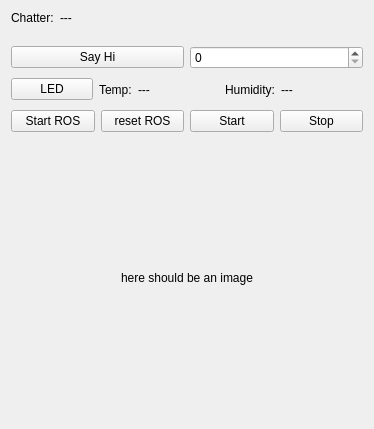
Before: the Qt Designer form include/bfmc_dashboard/dashboard_gui.ui in euhenn/bfmc_dashboard, drawn with Qt 5.
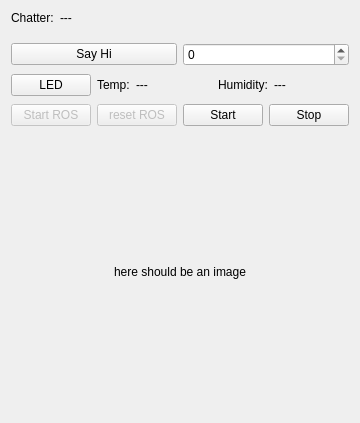
After: the same form once the commit is applied.

Commit message: Buttons sequence fixed

Patch:
```diff
--- a/include/bfmc_dashboard/dashboard_gui.ui
+++ b/include/bfmc_dashboard/dashboard_gui.ui
@@ -6,8 +6,8 @@
    <rect>
     <x>0</x>
     <y>0</y>
-    <width>374</width>
-    <height>429</height>
+    <width>358</width>
+    <height>423</height>
    </rect>
   </property>
   <property name="windowTitle">
@@ -101,6 +101,9 @@
     <layout class="QHBoxLayout" name="horizontalLayout_3">
      <item>
       <widget class="QPushButton" name="startROS">
+       <property name="enabled">
+        <bool>false</bool>
+       </property>
        <property name="text">
         <string>Start ROS</string>
        </property>
@@ -108,6 +111,9 @@
      </item>
      <item>
       <widget class="QPushButton" name="resetROS">
+       <property name="enabled">
+        <bool>false</bool>
+       </property>
        <property name="text">
         <string>reset ROS</string>
        </property>
```
The commit also changes 1 other file.
